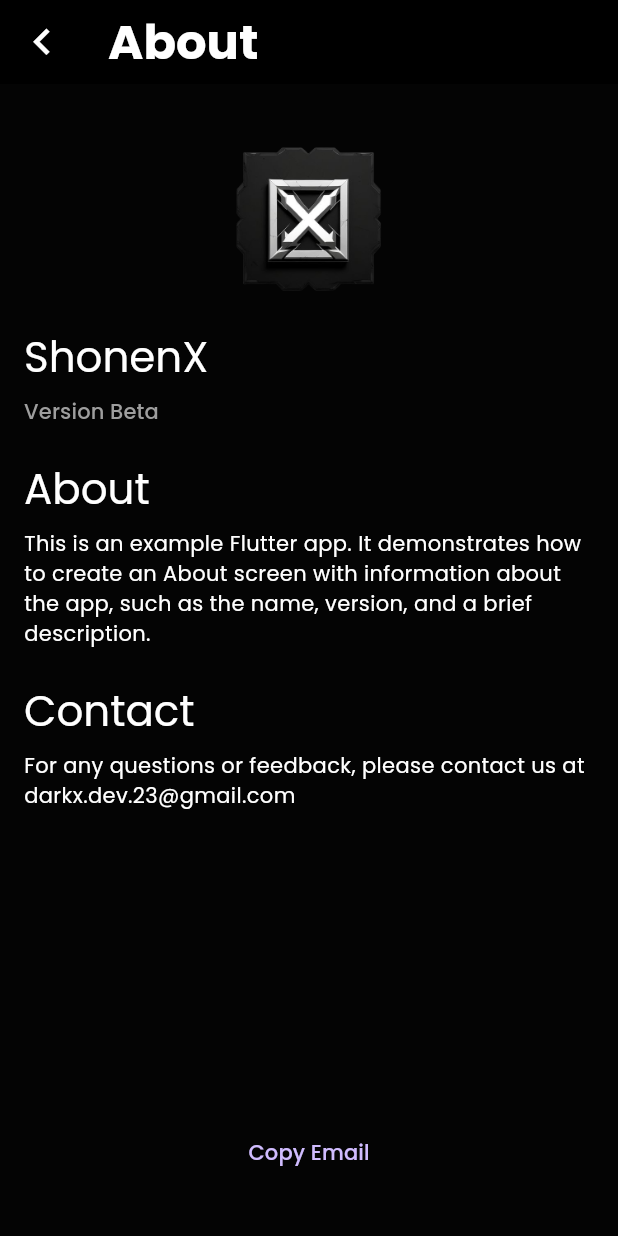
After one commit to seasmoffi-gif/AnimeciX-app, a Flutter app: the SettingsScreen screen opened directly, after a tap on "About", on a phone screen of 412 x 824 dp. The commit adds this screen. Run offline on Flutter 3.47's test engine with Material 3 defaults, Android fonts, the phone set to English and light mode, and no system bars; our stand-ins replace better_player, crystal_navigation_bar, google_fonts, hive, hive_flutter, shimmer; accounts and stored records are empty; network calls fail.

Commit message:
About Screen

```diff
--- a/lib/screens/main/details/details_screen.dart
+++ b/lib/screens/main/details/details_screen.dart
@@ -11,6 +11,7 @@ class DetailsScreen extends StatefulWidget {
   final String title;
   final String id;
   final String image;
+  final String type;
   final dynamic tag;
 
   const DetailsScreen({
@@ -19,6 +20,7 @@ class DetailsScreen extends StatefulWidget {
     required this.id,
     required this.image,
     required this.tag,
+    this.type = 'N/A'
   });
 
   @override
@@ -364,7 +366,7 @@ class _DetailsScreenState extends State<DetailsScreen> {
                     animeId: widget.id,
                     title: widget.title,
                     image: widget.image,
-                    type: info?.anime?.info?.stats?.type ?? 'N/A',
+                    type: widget.type,
                   ),
                   SizedBox(width: 10)
                 ],
--- /dev/null
+++ b/lib/screens/main/settings/about/about_screen.dart
@@ -0,0 +1,77 @@
+import 'package:flutter/material.dart';
+import 'package:flutter/services.dart';
+
+class AboutScreen extends StatelessWidget {
+  @override
+  Widget build(BuildContext context) {
+    return Scaffold(
+      extendBody: true,
+      appBar: AppBar(
+        leading: IconButton(onPressed: () => Navigator.pop(context), icon: Icon(Icons.navigate_before, size: 35,)),
+        title: Text('About', style: Theme.of(context).textTheme.headlineLarge,),
+      ),
+      body: Padding(
+        padding: EdgeInsets.all(16.0),
+        child: Column(
+          crossAxisAlignment: CrossAxisAlignment.start,
+          children: [
+            SizedBox(height: 24.0),
+            Center(
+              child: Image.asset(
+                'lib/assets/images/onboarding/logo.png',
+                width: 100,
+                height: 100,
+              ),
+            ),
+            SizedBox(height: 24.0),
+            Text(
+              'ShonenX',
+              style: Theme.of(context).textTheme.headlineMedium,
+            ),
+            SizedBox(height: 8.0),
+            Text(
+              'Version Beta',
+              style: Theme.of(context).textTheme.titleSmall,
+            ),
+            SizedBox(height: 24.0),
+            Text(
+              'About',
+              style: Theme.of(context).textTheme.headlineMedium,
+            ),
+            SizedBox(height: 8.0),
+            Text(
+              'This is an example Flutter app. It demonstrates how to create an About screen with information about the app, such as the name, version, and a brief description.',
+              style: Theme.of(context).textTheme.bodyMedium,
+            ),
+            SizedBox(height: 24.0),
+            Text(
+              'Contact',
+              style: Theme.of(context).textTheme.headlineMedium,
+            ),
+            SizedBox(height: 8.0),
+            Text(
+              'For any questions or feedback, please contact us at darkx.dev.23@gmail.com',
+              style: Theme.of(context).textTheme.bodyMedium,
+            ),
+            Spacer(),
+            Center(
+              child: TextButton(
+                onPressed: () {
+                  Clipboard.setData(ClipboardData(text: 'darkx.dev.23@gmail.com'));
+                  ScaffoldMessenger.of(context).showSnackBar(
+                    SnackBar(
+                      content: Text('Email address copied to clipboard'),
+                      duration: Duration(seconds: 2),
+                    ),
+                  );
+                },
+                child: Text('Copy Email'),
+              ),
+            ),
+            SizedBox(height: 16.0),
+          ],
+        ),
+      ),
+    );
+  }
+}
--- a/lib/screens/main/settings/settings_screen.dart
+++ b/lib/screens/main/settings/settings_screen.dart
@@ -1,4 +1,5 @@
 import 'package:flutter/material.dart';
+import 'package:nekoflow/screens/main/settings/about/about_screen.dart';
 import 'package:nekoflow/screens/settings/theme_screen.dart';
 
 class SettingsScreen extends StatefulWidget {
@@ -40,6 +41,22 @@ class _SettingsScreenState extends State<SettingsScreen> {
                   useSafeArea: true),
             ),
           ),
+          ListTile(
+            tileColor: Colors.transparent,
+            leading: Icon(Icons.info, size: 35, color: Theme.of(context).iconTheme.color,),
+            title: Text("About", style: TextStyle(fontSize: 20)),
+            subtitle: Text("Information about the developer"),
+            trailing: Icon(Icons.navigate_next, size: 35, color: Theme.of(context).iconTheme.color,),
+            onTap: () => Navigator.push(
+              context,
+              ModalBottomSheetRoute(
+                  builder: (context) => AboutScreen(),
+                  isScrollControlled: true,
+                  isDismissible: true,
+                  enableDrag: true,
+                  useSafeArea: true),
+            ),
+          ),
         ],
       ),
     );
--- a/lib/screens/main/watchlist/watchlist_screen.dart
+++ b/lib/screens/main/watchlist/watchlist_screen.dart
@@ -82,7 +82,7 @@ class _WatchlistScreenState extends State<WatchlistScreen> {
               const SizedBox(height: 8),
                _isLoading
                   ? const Center(child: CircularProgressIndicator())
-                  : _recentlyWatched.isEmpty
+                  : _favorites.isEmpty
                       ? const Center(
                           child: Text('No recently watched anime'),
                         )
--- a/lib/widgets/anime_card.dart
+++ b/lib/widgets/anime_card.dart
@@ -32,9 +32,10 @@ class AnimeCard extends StatelessWidget {
         MaterialPageRoute(
           builder: (context) => DetailsScreen(
             id: anime.id,
-            image: anime.poster.replaceAll("300x400", "600x800"),
+            image: anime.poster.replaceAll(RegExp(r'(\d+)x(\d+)'), '600x800'),
             title: anime.name,
             tag: tag,
+            type: anime.type,
           ),
         ),
       ),
```
